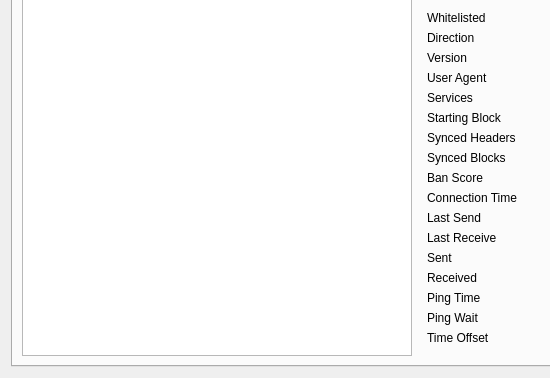
First picture: the form in src/qt/forms/rpcconsole.ui, repository Animecointeam/Animecoin, before the edit; both pictures show x 0 to 550 and y 82 to 460 of the 740 by 460 pixel window.
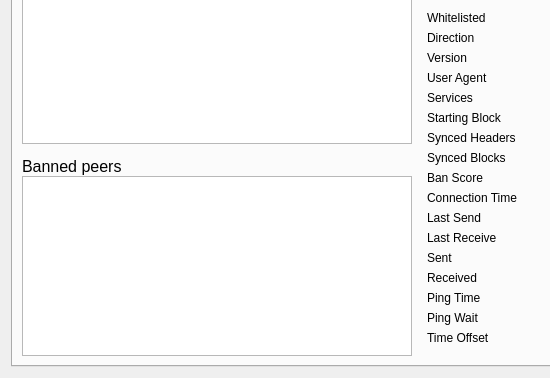
Second picture: the form after the edit. The open tabs and pages were chosen to show the change. Icons and pictures are not drawn. Custom widgets are drawn as their Qt base class.

```diff
--- a/src/qt/forms/rpcconsole.ui
+++ b/src/qt/forms/rpcconsole.ui
@@ -773,6 +773,11 @@
       </attribute>
       <layout class="QGridLayout" name="gridLayout_2">
        <item row="0" column="0" rowspan="2">
+        <layout class="QVBoxLayout" name="verticalLayout_101">
+         <property name="spacing">
+          <number>0</number>
+         </property>
+         <item>
         <widget class="QTableView" name="peerWidget">
          <property name="horizontalScrollBarPolicy">
           <enum>Qt::ScrollBarAsNeeded</enum>
@@ -784,6 +789,69 @@
           <bool>false</bool>
          </attribute>
         </widget>
+         </item>
+         <item>
+          <widget class="QLabel" name="banHeading">
+           <property name="sizePolicy">
+            <sizepolicy hsizetype="Preferred" vsizetype="Minimum">
+             <horstretch>0</horstretch>
+             <verstretch>0</verstretch>
+            </sizepolicy>
+           </property>
+           <property name="minimumSize">
+            <size>
+             <width>300</width>
+             <height>32</height>
+            </size>
+           </property>
+           <property name="maximumSize">
+            <size>
+             <width>16777215</width>
+             <height>32</height>
+            </size>
+           </property>
+           <property name="font">
+            <font>
+             <pointsize>12</pointsize>
+            </font>
+           </property>
+           <property name="cursor">
+            <cursorShape>IBeamCursor</cursorShape>
+           </property>
+           <property name="text">
+            <string>Banned peers</string>
+           </property>
+           <property name="alignment">
+            <set>Qt::AlignBottom|Qt::AlignLeading|Qt::AlignLeft</set>
+           </property>
+           <property name="wordWrap">
+            <bool>true</bool>
+           </property>
+           <property name="textInteractionFlags">
+            <set>Qt::NoTextInteraction</set>
+           </property>
+          </widget>
+         </item>
+         <item>
+          <widget class="QTableView" name="banlistWidget">
+           <property name="sizePolicy">
+            <sizepolicy hsizetype="Expanding" vsizetype="Expanding">
+             <horstretch>0</horstretch>
+             <verstretch>0</verstretch>
+            </sizepolicy>
+           </property>
+           <property name="horizontalScrollBarPolicy">
+            <enum>Qt::ScrollBarAsNeeded</enum>
+           </property>
+           <property name="sortingEnabled">
+            <bool>true</bool>
+           </property>
+           <attribute name="horizontalHeaderHighlightSections">
+            <bool>false</bool>
+           </attribute>
+          </widget>
+         </item>
+        </layout>
        </item>
        <item row="0" column="1">
         <widget class="QLabel" name="peerHeading">
```
Lines whose indentation alone changed are shown as unchanged.
